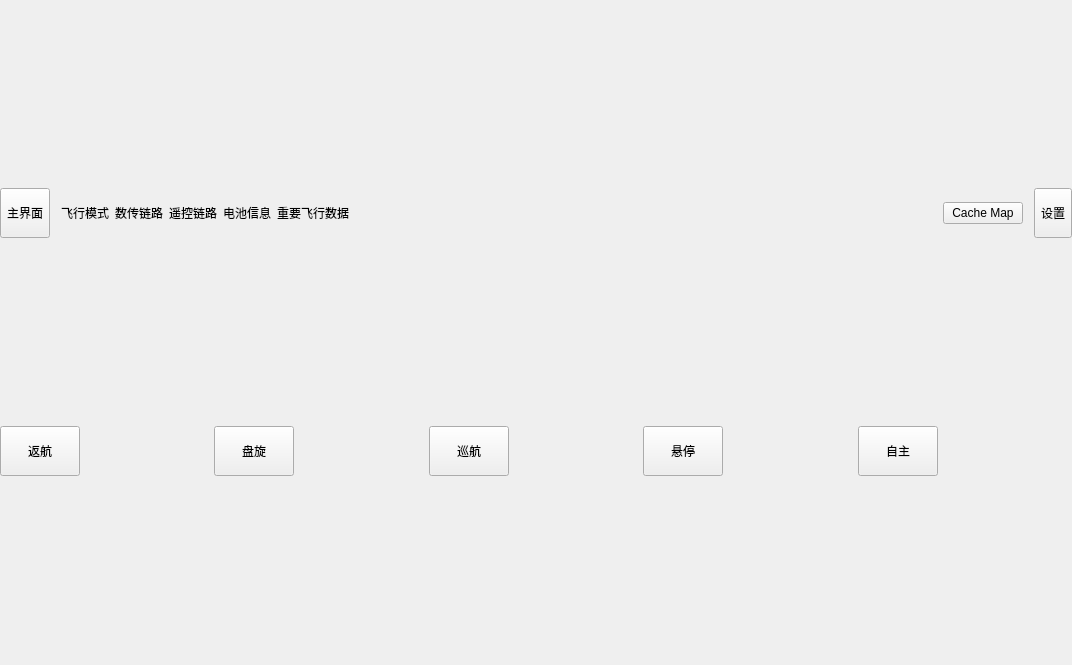
Above: myDemo/mydemo/mainwindow.ui from veol15/myproject before the change. Below: the same form after it.
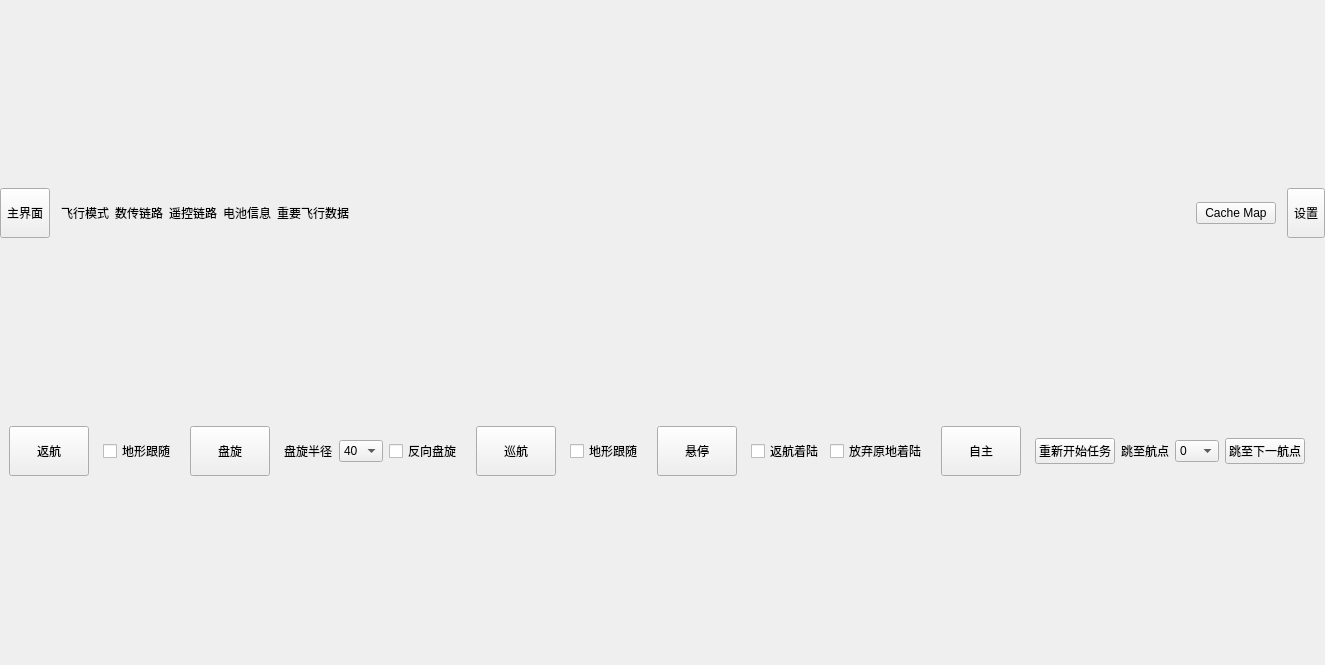
That is the form after the change.

What changed in the file:
```diff
--- a/myDemo/mydemo/mainwindow.ui
+++ b/myDemo/mydemo/mainwindow.ui
@@ -236,22 +236,22 @@
       </property>
       <layout class="QHBoxLayout" name="horizontalLayout_2">
        <property name="spacing">
-        <number>0</number>
+        <number>3</number>
        </property>
        <property name="leftMargin">
-        <number>0</number>
+        <number>9</number>
        </property>
        <property name="topMargin">
         <number>0</number>
        </property>
        <property name="rightMargin">
-        <number>0</number>
+        <number>9</number>
        </property>
        <property name="bottomMargin">
         <number>0</number>
        </property>
        <item>
-        <widget class="QPushButton" name="pushButton">
+        <widget class="QPushButton" name="returnVoyageBtn">
          <property name="sizePolicy">
           <sizepolicy hsizetype="Fixed" vsizetype="Expanding">
            <horstretch>0</horstretch>
@@ -264,10 +264,33 @@
         </widget>
        </item>
        <item>
-        <widget class="QWidget" name="widget_2" native="true"/>
+        <widget class="QWidget" name="returnVoyageWgt" native="true">
+         <layout class="QHBoxLayout" name="horizontalLayout_3">
+          <item>
+           <widget class="QCheckBox" name="checkBox">
+            <property name="text">
+             <string>地形跟随</string>
+            </property>
+           </widget>
+          </item>
+          <item>
+           <spacer name="horizontalSpacer_2">
+            <property name="orientation">
+             <enum>Qt::Horizontal</enum>
+            </property>
+            <property name="sizeHint" stdset="0">
+             <size>
+              <width>40</width>
+              <height>20</height>
+             </size>
+            </property>
+           </spacer>
+          </item>
+         </layout>
+        </widget>
        </item>
        <item>
-        <widget class="QPushButton" name="pushButton_2">
+        <widget class="QPushButton" name="circleBtn">
          <property name="sizePolicy">
           <sizepolicy hsizetype="Fixed" vsizetype="Expanding">
            <horstretch>0</horstretch>
@@ -280,7 +303,96 @@
         </widget>
        </item>
        <item>
-        <widget class="QWidget" name="widget_3" native="true"/>
+        <widget class="QWidget" name="circleWgt" native="true">
+         <layout class="QHBoxLayout" name="horizontalLayout_4">
+          <item>
+           <widget class="QLabel" name="label_6">
+            <property name="text">
+             <string>盘旋半径</string>
+            </property>
+           </widget>
+          </item>
+          <item>
+           <widget class="QComboBox" name="comboBox">
+            <item>
+             <property name="text">
+              <string>40</string>
+             </property>
+            </item>
+            <item>
+             <property name="text">
+              <string>41</string>
+             </property>
+            </item>
+            <item>
+             <property name="text">
+              <string>42</string>
+             </property>
+            </item>
+            <item>
+             <property name="text">
+              <string>43</string>
+             </property>
+            </item>
+            <item>
+             <property name="text">
+              <string>44</string>
+             </property>
+            </item>
+            <item>
+             <property name="text">
+              <string>45</string>
+             </property>
+            </item>
+            <item>
+             <property name="text">
+              <string>46</string>
+             </property>
+            </item>
+            <item>
+             <property name="text">
+              <string>47</string>
+             </property>
+            </item>
+            <item>
+             <property name="text">
+              <string>48</string>
+             </property>
+            </item>
+            <item>
+             <property name="text">
+              <string>49</string>
+             </property>
+            </item>
+            <item>
+             <property name="text">
+              <string>50</string>
+             </property>
+            </item>
+           </widget>
+          </item>
+          <item>
+           <widget class="QCheckBox" name="checkBox_2">
+            <property name="text">
+             <string>反向盘旋</string>
+            </property>
+           </widget>
+          </item>
+          <item>
+           <spacer name="horizontalSpacer_3">
+            <property name="orientation">
+             <enum>Qt::Horizontal</enum>
+            </property>
+            <property name="sizeHint" stdset="0">
+             <size>
+              <width>40</width>
+              <height>20</height>
+             </size>
+            </property>
+           </spacer>
+          </item>
+         </layout>
+        </widget>
        </item>
        <item>
         <widget class="QPushButton" name="pushButton_4">
@@ -296,7 +408,30 @@
         </widget>
        </item>
        <item>
-        <widget class="QWidget" name="widget_5" native="true"/>
+        <widget class="QWidget" name="cruiseWgt" native="true">
+         <layout class="QHBoxLayout" name="horizontalLayout_5">
+          <item>
+           <widget class="QCheckBox" name="checkBox_3">
+            <property name="text">
+             <string>地形跟随</string>
+            </property>
+           </widget>
+          </item>
+          <item>
+           <spacer name="horizontalSpacer_4">
+            <property name="orientation">
+             <enum>Qt::Horizontal</enum>
+            </property>
+            <property name="sizeHint" stdset="0">
+             <size>
+              <width>40</width>
+              <height>20</height>
+             </size>
+            </property>
+           </spacer>
+          </item>
+         </layout>
+        </widget>
        </item>
        <item>
         <widget class="QPushButton" name="pushButton_5">
@@ -312,7 +447,37 @@
         </widget>
        </item>
        <item>
-        <widget class="QWidget" name="widget_6" native="true"/>
+        <widget class="QWidget" name="hoverWgt" native="true">
+         <layout class="QHBoxLayout" name="horizontalLayout_6">
+          <item>
+           <widget class="QCheckBox" name="checkBox_4">
+            <property name="text">
+             <string>返航着陆</string>
+            </property>
+           </widget>
+          </item>
+          <item>
+           <widget class="QCheckBox" name="checkBox_5">
+            <property name="text">
+             <string>放弃原地着陆</string>
+            </property>
+           </widget>
+          </item>
+          <item>
+           <spacer name="horizontalSpacer_5">
+            <property name="orientation">
+             <enum>Qt::Horizontal</enum>
+            </property>
+            <property name="sizeHint" stdset="0">
+             <size>
+              <width>40</width>
+              <height>20</height>
+             </size>
+            </property>
+           </spacer>
+          </item>
+         </layout>
+        </widget>
        </item>
        <item>
         <widget class="QPushButton" name="pushButton_3">
@@ -328,7 +493,103 @@
         </widget>
        </item>
        <item>
-        <widget class="QWidget" name="widget_4" native="true"/>
+        <widget class="QWidget" name="freedomWgt" native="true">
+         <layout class="QHBoxLayout" name="horizontalLayout_7">
+          <item>
+           <widget class="QPushButton" name="pushButton">
+            <property name="text">
+             <string>重新开始任务</string>
+            </property>
+           </widget>
+          </item>
+          <item>
+           <widget class="QLabel" name="label_7">
+            <property name="text">
+             <string>跳至航点</string>
+            </property>
+           </widget>
+          </item>
+          <item>
+           <widget class="QComboBox" name="comboBox_2">
+            <item>
+             <property name="text">
+              <string>0</string>
+             </property>
+            </item>
+            <item>
+             <property name="text">
+              <string>1</string>
+             </property>
+            </item>
+            <item>
+             <property name="text">
+              <string>2</string>
+             </property>
+            </item>
+            <item>
+             <property name="text">
+              <string>3</string>
+             </property>
+            </item>
+            <item>
+             <property name="text">
+              <string>4</string>
+             </property>
+            </item>
+            <item>
+             <property name="text">
+              <string>5</string>
+             </property>
+            </item>
+            <item>
+             <property name="text">
+              <string>6</string>
+             </property>
+            </item>
+            <item>
+             <property name="text">
+              <string>7</string>
+             </property>
+            </item>
+            <item>
+             <property name="text">
+              <string>8</string>
+             </property>
+            </item>
+            <item>
+             <property name="text">
+              <string>9</string>
+             </property>
+            </item>
+            <item>
+             <property name="text">
+              <string>10</string>
+             </property>
+            </item>
+           </widget>
+          </item>
+          <item>
+           <widget class="QPushButton" name="pushButton_2">
+            <property name="text">
+             <string>跳至下一航点</string>
+            </property>
+           </widget>
+          </item>
+          <item>
+           <spacer name="horizontalSpacer_6">
+            <property name="orientation">
+             <enum>Qt::Horizontal</enum>
+            </property>
+            <property name="sizeHint" stdset="0">
+             <size>
+              <width>40</width>
+              <height>20</height>
+             </size>
+            </property>
+           </spacer>
+          </item>
+         </layout>
+        </widget>
        </item>
       </layout>
      </widget>
```
Left out of the diff: 13 changed lines with no effect on the pictures.
